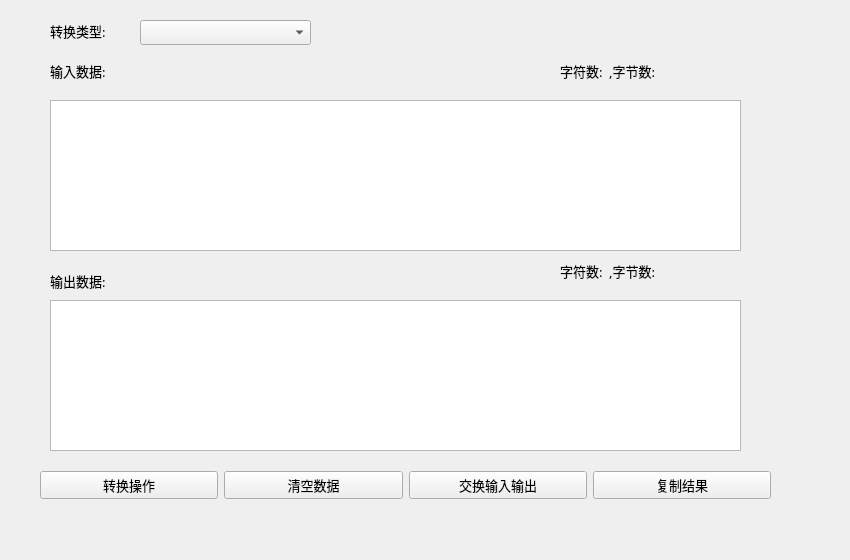
Old version of the form formchilddataprocessor.ui in the repository a1263221841-sudo/NDATools1.
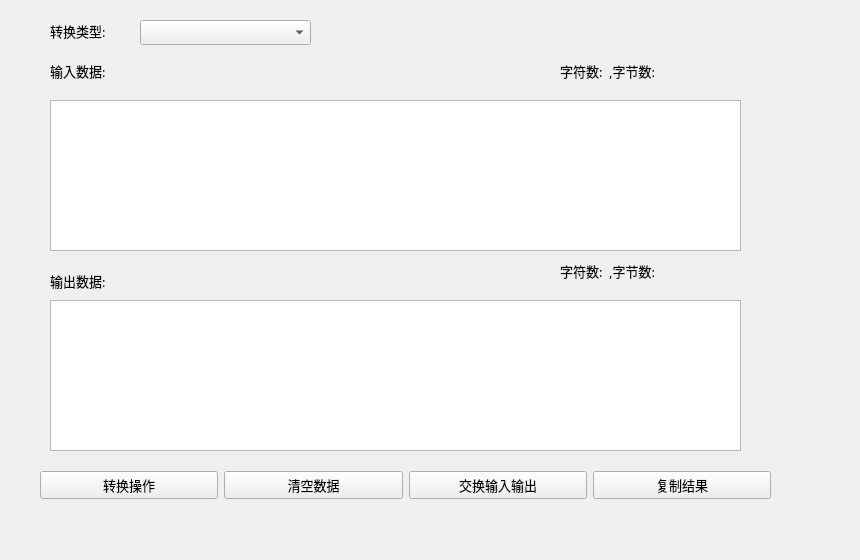
New version of the form.

Diff of the .ui file:
```diff
--- a/formchilddataprocessor.ui
+++ b/formchilddataprocessor.ui
@@ -6,7 +6,7 @@
    <rect>
     <x>0</x>
     <y>0</y>
-    <width>850</width>
+    <width>860</width>
     <height>560</height>
    </rect>
   </property>
```
